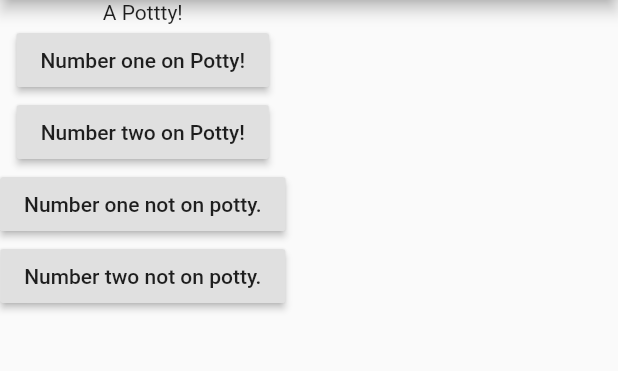
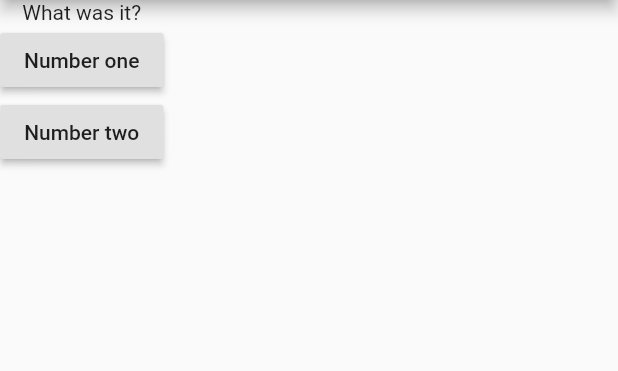
Before and after one commit to patrickcandlin/flutter_potty_train, a Flutter app: the screen it shows after launch, on a phone screen of 412 x 824 dp, the part 84-455 px from its top. Run offline on Flutter 3.47's test engine with Material 2 defaults, Android fonts, the phone set to English and light mode, and no system bars.

Commit message:
updated to statful

```diff
--- a/lib/main.dart
+++ b/lib/main.dart
@@ -5,22 +5,28 @@ void main() => runApp(PottyTrainer());
 class PottyTrainer extends StatefulWidget {
   @override
   State<StatefulWidget> createState() {
-    return PottyTrainerState();
+    return _PottyTrainerState();
   }
 }
 
-class PottyTrainerState extends State<PottyTrainer> {
+class _PottyTrainerState extends State<PottyTrainer> {
+    int _pottyIndex = 0;
+    void recordPotty() {
+      setState(() {
+        if(_pottyIndex == 1){
+         _pottyIndex = 0;
+        } else {
+          _pottyIndex = _pottyIndex + 1;
+        }
+      });
+        print('$_pottyIndex potty(ies) recorded!');
+    }
   Widget build(BuildContext context) {
-    int pottiesRecorded = 0;
-    void recordPotty() {
-      pottiesRecorded = pottiesRecorded + 1;
-      print('$pottiesRecorded potty(ies) recorded!');
-    }
+    var pottyQuestions = [
+      {'question':'What was it?', 'option1':'Number one', 'option2':'Number two' },
+      {'question':'Where was it?', 'option1':'In the potty', 'option2':"Not in potty"}
+    ];
 
-    // var questions = [
-    //   'Where was it?',
-    //   'What was it?',
-    // ];
     return MaterialApp(
       home: Scaffold(
         appBar: AppBar(
@@ -28,21 +34,13 @@ class PottyTrainerState extends State<PottyTrainer> {
         ),
         body: Column(
           children: <Widget>[
-            Text('A Pottty!'),
+            Text(pottyQuestions[_pottyIndex]['question']),
             RaisedButton(
-              child: Text('Number one on Potty!'),
+              child: Text(pottyQuestions[_pottyIndex]['option1']),
               onPressed: recordPotty,
             ),
             RaisedButton(
-              child: Text('Number two on Potty!'),
-              onPressed: recordPotty,
-            ),
-            RaisedButton(
-              child: Text('Number one not on potty.'),
-              onPressed: recordPotty,
-            ),
-            RaisedButton(
-              child: Text('Number two not on potty.'),
+              child: Text(pottyQuestions[_pottyIndex]['option2']),
               onPressed: recordPotty,
             ),
           ],
```
